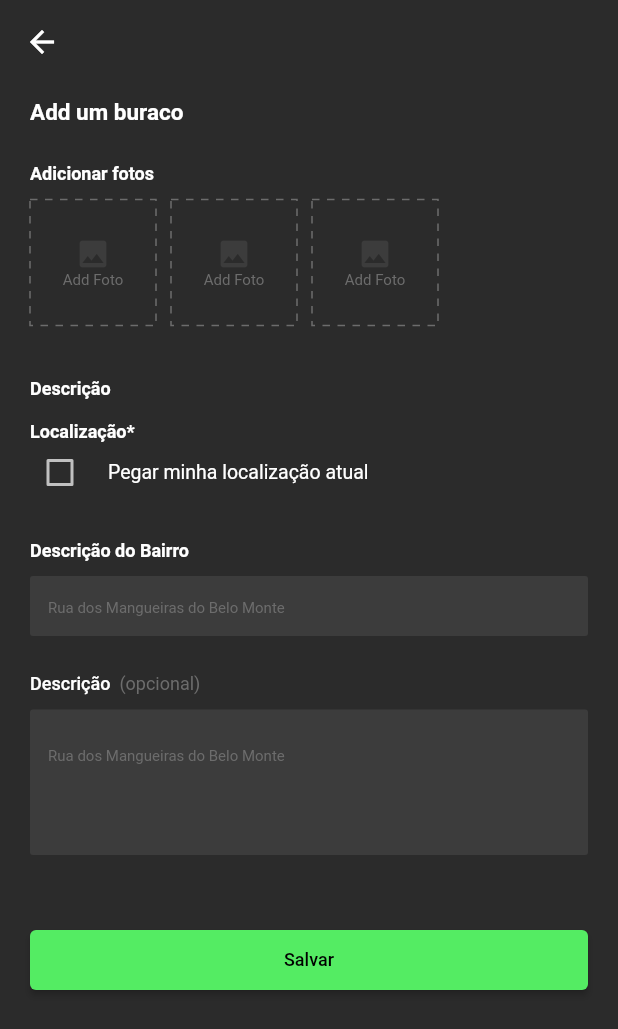
After one commit to IdeiasAbertas/mapadeburacos-app, a Flutter app: the screen it shows after launch, after a tap on the "add" icon, on a phone screen of 412 x 824 dp. The commit adds this screen. Shown: the top 1029 px of the screen. Run offline on Flutter 3.47's test engine with Material 2 defaults, Android fonts, the light colour scheme and no system bars; drawn by our look-alikes of dotted_border; our stand-ins replace flutter_svg.

Commit message:
adds add_buraco_form

```diff
--- /dev/null
+++ b/lib/features/add_buraco_form/add_buraco_form.dart
@@ -0,0 +1,214 @@
+import 'package:dotted_border/dotted_border.dart';
+import 'package:flutter/material.dart';
+import 'package:mapa_de_buracos_app_flutter/app/resources/theme.dart';
+
+class AddBuracoForm extends StatefulWidget {
+  const AddBuracoForm({super.key});
+
+  @override
+  State<AddBuracoForm> createState() => _AddBuracoFormState();
+}
+
+class _AddBuracoFormState extends State<AddBuracoForm> {
+  bool? checkBoxValue = false;
+  @override
+  Widget build(BuildContext context) {
+    return Scaffold(
+      resizeToAvoidBottomInset: false,
+      backgroundColor: AppTheme.backgroundColor,
+      appBar: AppBar(
+        backgroundColor: AppTheme.backgroundColor,
+        elevation: 0.0,
+      ),
+      body: SafeArea(
+        child: Container(
+          margin: const EdgeInsets.symmetric(horizontal: 20),
+          child: Column(
+            crossAxisAlignment: CrossAxisAlignment.start,
+            children: <Widget>[
+              const SizedBox(
+                height: 10,
+              ),
+              const Text(
+                'Add um buraco',
+                style: TextStyle(fontSize: 15, fontWeight: FontWeight.w600),
+              ),
+              const SizedBox(
+                height: 25,
+              ),
+              const Text(
+                'Adicionar fotos',
+                style: TextStyle(fontSize: 12, fontWeight: FontWeight.w600),
+              ),
+              const SizedBox(
+                height: 10,
+              ),
+              Row(
+                children: const [
+                  AddPhotoWidget(),
+                  SizedBox(
+                    width: 10,
+                  ),
+                  AddPhotoWidget(),
+                  SizedBox(
+                    width: 10,
+                  ),
+                  AddPhotoWidget(),
+                ],
+              ),
+              const SizedBox(
+                height: 35,
+              ),
+              const Text(
+                'Descrição',
+                style: TextStyle(fontSize: 12, fontWeight: FontWeight.w600),
+              ),
+              const SizedBox(
+                height: 15,
+              ),
+              const Text(
+                'Localização*',
+                style: TextStyle(fontSize: 12, fontWeight: FontWeight.w600),
+              ),
+              CheckboxListTile(
+                dense: true,
+                contentPadding: EdgeInsets.zero,
+                visualDensity: VisualDensity.compact,
+                activeColor: AppTheme.krukutecaGreen001,
+                title: const Text('Pegar minha localização atual'),
+                value: checkBoxValue,
+                onChanged: (newValue) {
+                  setState(() {
+                    checkBoxValue = newValue;
+                  });
+                },
+                checkColor: Colors.black,
+                controlAffinity: ListTileControlAffinity.leading,
+              ),
+              const SizedBox(
+                height: 25,
+              ),
+              const Text(
+                'Descrição do Bairro',
+                style: TextStyle(fontSize: 12, fontWeight: FontWeight.w600),
+              ),
+              const SizedBox(
+                height: 10,
+              ),
+              SizedBox(
+                height: 40,
+                child: TextField(
+                  decoration: InputDecoration(
+                    filled: true,
+                    hintText: 'Rua dos Mangueiras do Belo Monte',
+                    hintStyle: const TextStyle(
+                      fontSize: 10,
+                      color: AppTheme.krukutecaGray002,
+                    ),
+                    suffixIconConstraints: const BoxConstraints(minHeight: 19, minWidth: 22),
+                    prefixIconConstraints: const BoxConstraints(minHeight: 19, minWidth: 22),
+                    fillColor: AppTheme.krukutecaGray003,
+                    border: OutlineInputBorder(
+                      borderSide: BorderSide.none,
+                      borderRadius: BorderRadius.circular(2.0),
+                    ),
+                  ),
+                ),
+              ),
+              const SizedBox(
+                height: 25,
+              ),
+              RichText(
+                text: const TextSpan(children: [
+                  TextSpan(
+                    text: 'Descrição ',
+                    style: TextStyle(fontSize: 12, fontWeight: FontWeight.w500),
+                  ),
+                  TextSpan(
+                    text: ' (opcional)',
+                    style: TextStyle(fontSize: 12, fontWeight: FontWeight.normal, color: AppTheme.krukutecaGray002),
+                  ),
+                ]),
+              ),
+              const SizedBox(
+                height: 10,
+              ),
+              SizedBox(
+                child: TextField(
+                  keyboardType: TextInputType.multiline,
+                  maxLines: 3,
+                  decoration: InputDecoration(
+                    filled: true,
+                    hintText: 'Rua dos Mangueiras do Belo Monte',
+                    hintStyle: const TextStyle(
+                      fontSize: 10,
+                      color: AppTheme.krukutecaGray002,
+                    ),
+                    suffixIconConstraints: const BoxConstraints(minHeight: 19, minWidth: 22),
+                    prefixIconConstraints: const BoxConstraints(minHeight: 19, minWidth: 22),
+                    fillColor: AppTheme.krukutecaGray003,
+                    border: OutlineInputBorder(
+                      borderSide: BorderSide.none,
+                      borderRadius: BorderRadius.circular(2.0),
+                    ),
+                  ),
+                ),
+              ),
+              const SizedBox(
+                height: 50,
+              ),
+              SizedBox(
+                width: double.infinity,
+                height: 40,
+                child: ElevatedButton(
+                    style:
+                        ButtonStyle(backgroundColor: MaterialStateProperty.all(AppTheme.krukutecaGreen001)),
+                    onPressed: () {},
+                    child: const Text(
+                      'Salvar',
+                      style: TextStyle(fontSize: 12, color: Colors.black),
+                    )),
+              )
+            ],
+          ),
+        ),
+      ),
+    );
+  }
+}
+
+class AddPhotoWidget extends StatelessWidget {
+  const AddPhotoWidget({
+    Key? key,
+  }) : super(key: key);
+
+  @override
+  Widget build(BuildContext context) {
+    return DottedBorder(
+      color: AppTheme.krukutecaGray002,
+      dashPattern: const [5, 5],
+      radius: const Radius.circular(50),
+      child: Container(
+        height: 80,
+        width: 80,
+        decoration: BoxDecoration(borderRadius: BorderRadius.circular(50)),
+        child: Center(
+          child: Column(
+            crossAxisAlignment: CrossAxisAlignment.center,
+            mainAxisAlignment: MainAxisAlignment.center,
+            children: const [
+              Icon(
+                Icons.image,
+                color: AppTheme.krukutecaGray003,
+              ),
+              Text(
+                'Add Foto',
+                style: TextStyle(color: AppTheme.krukutecaGray002, fontSize: 10),
+              )
+            ],
+          ),
+        ),
+      ),
+    );
+  }
+}
--- a/lib/features/home/home_page.dart
+++ b/lib/features/home/home_page.dart
@@ -2,6 +2,7 @@ import 'package:flutter/material.dart';
 import 'package:flutter_svg/svg.dart';
 import 'package:mapa_de_buracos_app_flutter/app/resources/theme.dart';
 import 'package:mapa_de_buracos_app_flutter/data/models/status_buraco_model.dart';
+import 'package:mapa_de_buracos_app_flutter/features/add_buraco_form/add_buraco_form.dart';
 import 'package:mapa_de_buracos_app_flutter/features/widgets/counter_status_widget.dart';
 
 class HomePage extends StatelessWidget {
@@ -11,11 +12,6 @@ class HomePage extends StatelessWidget {
   Widget build(BuildContext context) {
     return Scaffold(
       resizeToAvoidBottomInset: false,
-      bottomSheet: Container(
-        height: 300,
-        decoration: const BoxDecoration(color: Colors.black),
-        child: Column(),
-      ),
       body: SafeArea(
         child: Stack(
           children: <Widget>[
@@ -88,7 +84,12 @@ class HomePage extends StatelessWidget {
                 child: Column(
                   mainAxisSize: MainAxisSize.min,
                   children: [
-                    Container(
+                    GestureDetector(
+                      onTap: () {
+                        Navigator.of(context)
+                            .push(MaterialPageRoute(builder: (context) => const AddBuracoForm()));
+                      },
+                      child: Container(
                         height: 40,
                         width: 40,
                         decoration: BoxDecoration(
@@ -98,10 +99,11 @@ class HomePage extends StatelessWidget {
                           color: AppTheme.backgroundColor,
                         ),
                       ),
+                    ),
                     Container(
                       margin: const EdgeInsets.only(left: 10, right: 10, bottom: 25, top: 5),
                       padding: const EdgeInsets.symmetric(vertical: 15, horizontal: 15),
-                      height: 143,
+                      height: 133,
                       decoration: BoxDecoration(
                         borderRadius: BorderRadius.circular(5),
                         color: AppTheme.krukutecaGray003,
--- a/pubspec.yaml
+++ b/pubspec.yaml
@@ -37,6 +37,7 @@ dependencies:
   # Use with the CupertinoIcons class for iOS style icons.
   cupertino_icons: ^1.0.2
   flutter_svg: ^1.1.6
+  dotted_border: ^2.0.0+3
   #google_fonts: ^3.0.1
 
 dev_dependencies:
```
Also changed, not shown: pubspec.lock. Lines whose indentation alone changed are shown as unchanged.
